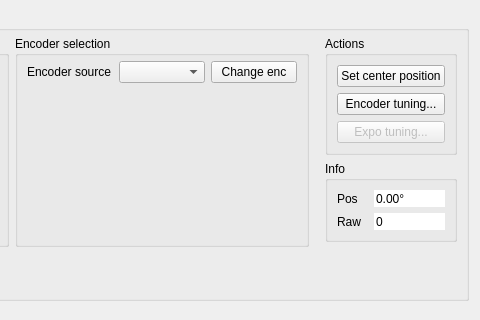
The window that res/axis_ui.ui (Ultrawipf/OpenFFBoard-configurator) describes before a commit, drawn with Qt 5; both pictures show x 461 to 941 and y 0 to 320 of the 941 by 907 pixel window.
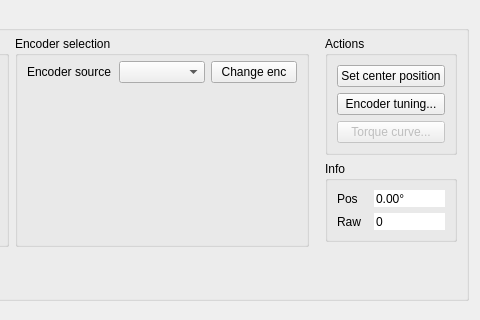
The same window after the commit.

The edit to the form file:
```diff
--- a/res/axis_ui.ui
+++ b/res/axis_ui.ui
@@ -259,7 +259,7 @@
             <bool>false</bool>
            </property>
            <property name="text">
-            <string>Expo tuning...</string>
+            <string>Torque curve...</string>
            </property>
           </widget>
          </item>
```
